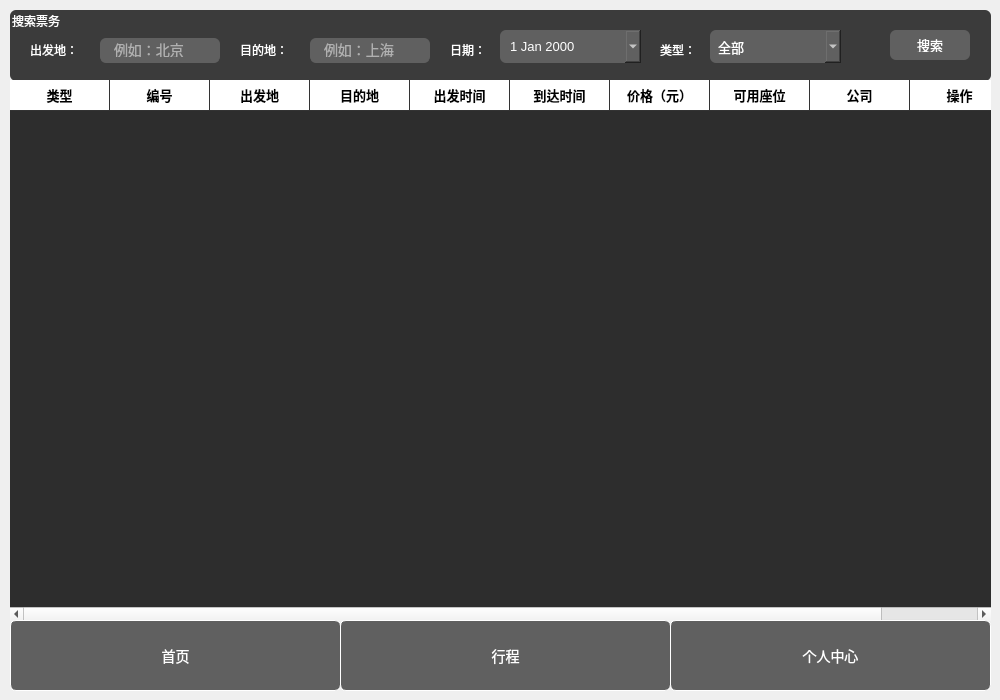
LuoS016/Flight_Management, file Flight/deal.ui: the form before one commit.
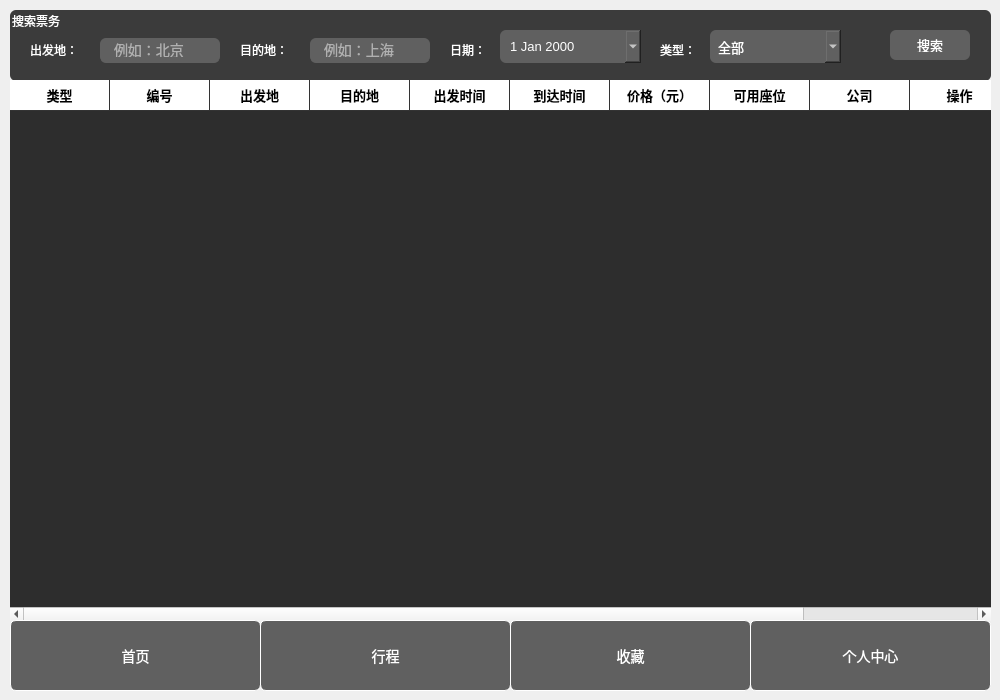
The form after the commit.

```diff
--- a/Flight/deal.ui
+++ b/Flight/deal.ui
@@ -394,13 +394,18 @@
        <string>操作</string>
       </property>
      </column>
+     <column>
+      <property name="text">
+       <string>收藏</string>
+      </property>
+     </column>
     </widget>
     <widget class="QPushButton" name="home">
      <property name="geometry">
       <rect>
        <x>10</x>
        <y>620</y>
-       <width>331</width>
+       <width>251</width>
        <height>71</height>
       </rect>
      </property>
@@ -433,9 +438,9 @@
     <widget class="QPushButton" name="Deal_2">
      <property name="geometry">
       <rect>
-       <x>340</x>
+       <x>260</x>
        <y>620</y>
-       <width>331</width>
+       <width>251</width>
        <height>71</height>
       </rect>
      </property>
@@ -468,9 +473,9 @@
     <widget class="QPushButton" name="Single_Center">
      <property name="geometry">
       <rect>
-       <x>670</x>
+       <x>750</x>
        <y>620</y>
-       <width>321</width>
+       <width>241</width>
        <height>71</height>
       </rect>
      </property>
@@ -500,6 +505,41 @@
       <string>个人中心</string>
      </property>
     </widget>
+    <widget class="QPushButton" name="favorite_button">
+     <property name="geometry">
+      <rect>
+       <x>510</x>
+       <y>620</y>
+       <width>241</width>
+       <height>71</height>
+      </rect>
+     </property>
+     <property name="styleSheet">
+      <string notr="true">QPushButton {
+    background-color: #606060;
+    border:1px solid white;
+    padding: 8px 16px;
+    color: white;
+    font-size: 14px;
+    box-shadow: inset 2px 2px 4px #484848, 
+                inset -2px -2px 4px #787878;
+	border-radius: 6px;
+}
+
+QPushButton:hover {
+    background-color: #646464;
+}
+
+QPushButton:pressed {
+    background-color: #5c5c5c;
+    box-shadow: inset 3px 3px 6px #404040, 
+                inset -3px -3px 6px #787878;
+}</string>
+     </property>
+     <property name="text">
+      <string>收藏</string>
+     </property>
+    </widget>
    </widget>
   </widget>
  </widget>
```
